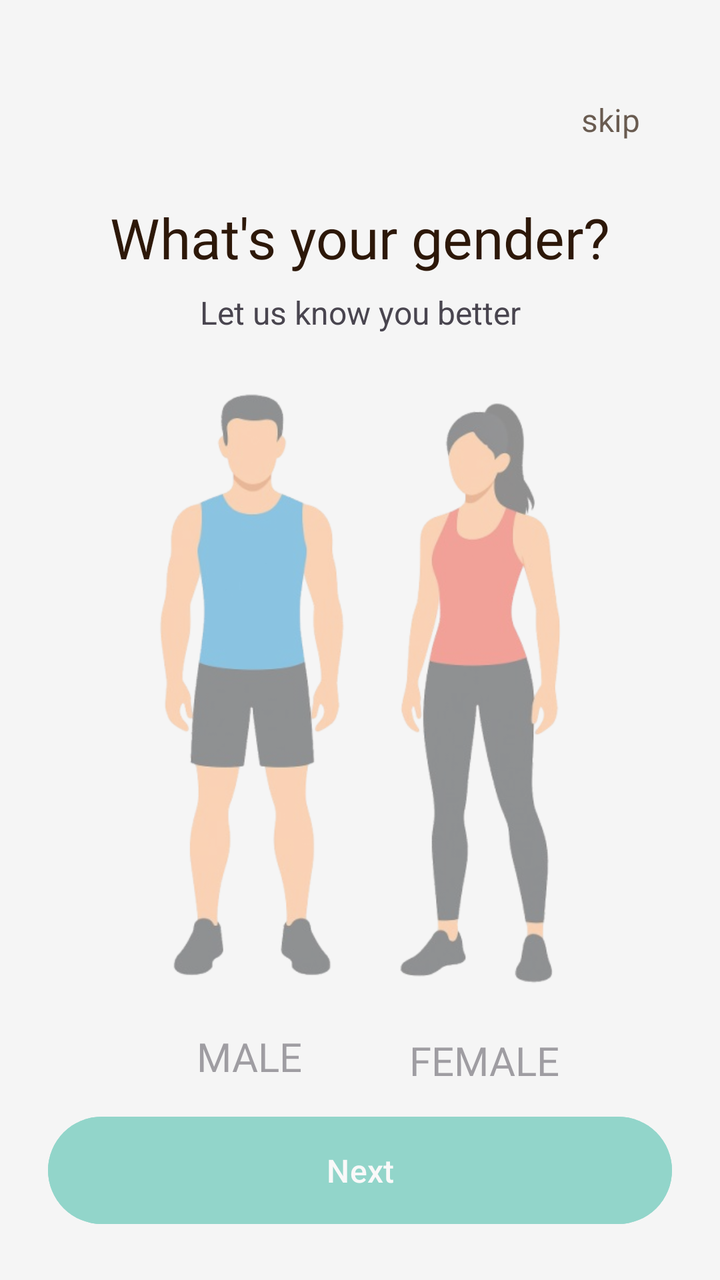
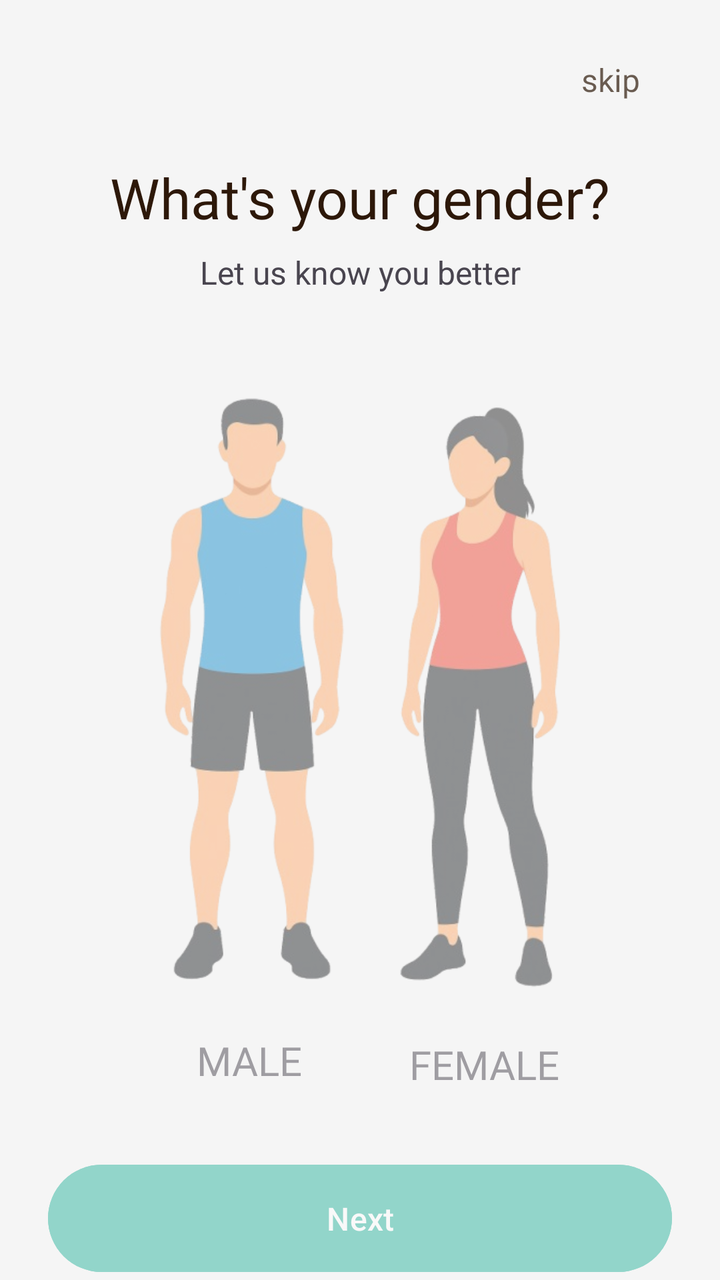

Screens rendered from an Android XML layout before and after an edit, with the pre-edit source and the edit as a unified diff.
<!-- AndroidManifest.xml: application theme Theme.Nutriority -->
<!-- res/layout/fragment_first_screen.xml -->
<?xml version="1.0" encoding="utf-8"?>
<androidx.constraintlayout.widget.ConstraintLayout xmlns:android="http://schemas.android.com/apk/res/android"
    xmlns:app="http://schemas.android.com/apk/res-auto"
    xmlns:tools="http://schemas.android.com/tools"
    android:id="@+id/main_layout"
    android:layout_width="match_parent"
    android:layout_height="match_parent"
    android:background="@android:color/transparent"
    android:paddingTop="20dp"
    android:paddingBottom="24dp"
    tools:context=".onboarding.screens.FirstScreen">

    <TextView
        android:id="@+id/skipButton"
        android:layout_width="wrap_content"
        android:layout_height="32dp"
        android:layout_marginTop="24dp"
        android:layout_marginEnd="32dp"
        android:layout_marginBottom="24dp"
        android:alpha="0.7"
        android:clickable="true"
        android:focusable="true"
        android:gravity="center"
        android:paddingHorizontal="8dp"
        android:text="skip"
        android:textColor="@color/dark_gray"
        android:textSize="16sp"
        app:layout_constraintBottom_toTopOf="@+id/title_select_gender"
        app:layout_constraintEnd_toEndOf="parent"
        app:layout_constraintTop_toTopOf="parent"
        app:layout_constraintVertical_bias="1.0"
        tools:ignore="TouchTargetSizeCheck" />

    <TextView
        android:id="@+id/title_select_gender"
        android:layout_width="0dp"
        android:layout_height="wrap_content"
        android:layout_marginHorizontal="24dp"
        android:layout_marginTop="80dp"
        android:fontFamily="@font/barlow_bold"
        android:gravity="center_horizontal"
        android:text="@string/select_gender"
        android:textColor="@color/dark_gray"
        android:textSize="28sp"
        app:layout_constraintEnd_toEndOf="parent"
        app:layout_constraintStart_toStartOf="parent"
        app:layout_constraintTop_toTopOf="parent" />

    <TextView
        android:id="@+id/subtitle_select_gender"
        android:layout_width="0dp"
        android:layout_height="wrap_content"
        android:layout_marginTop="8dp"
        android:gravity="center_horizontal"
        android:text="Let us know you better"
        android:textSize="16sp"
        app:layout_constraintEnd_toEndOf="@id/title_select_gender"
        app:layout_constraintStart_toStartOf="@id/title_select_gender"
        app:layout_constraintTop_toBottomOf="@id/title_select_gender" />

    <androidx.constraintlayout.widget.ConstraintLayout
        android:id="@+id/male_group"
        android:layout_width="100dp"
        android:layout_height="wrap_content"
        android:alpha="0.5"
        android:background="@android:color/transparent"
        android:clickable="true"
        android:contentDescription="@string/male"
        android:focusable="true"
        app:layout_constraintBottom_toTopOf="@+id/next_button"
        app:layout_constraintEnd_toStartOf="@+id/female_group"
        app:layout_constraintHorizontal_chainStyle="packed"
        app:layout_constraintStart_toStartOf="parent"
        app:layout_constraintTop_toBottomOf="@+id/subtitle_select_gender">

        <ImageView
            android:id="@+id/male_gender_image"
            android:layout_width="match_parent"
            android:layout_height="wrap_content"
            android:adjustViewBounds="true"
            android:contentDescription="@null"
            android:scaleType="fitCenter"
            android:src="@drawable/gender_male"
            app:layout_constraintEnd_toEndOf="parent"
            app:layout_constraintStart_toStartOf="parent"
            app:layout_constraintTop_toTopOf="parent" />

        <TextView
            android:id="@+id/male_text"
            android:layout_width="wrap_content"
            android:layout_height="wrap_content"
            android:layout_marginTop="8dp"
            android:fontFamily="@font/barlow_bold"
            android:text="@string/male"
            android:textSize="20sp"
            app:layout_constraintEnd_toEndOf="parent"
            app:layout_constraintStart_toStartOf="parent"
            app:layout_constraintTop_toBottomOf="@+id/male_gender_image" />

    </androidx.constraintlayout.widget.ConstraintLayout>

    <androidx.constraintlayout.widget.ConstraintLayout
        android:id="@+id/female_group"
        android:layout_width="87dp"
        android:layout_height="wrap_content"
        android:layout_marginStart="24dp"
        android:alpha="0.5"
        android:background="@android:color/transparent"
        android:clickable="true"
        android:contentDescription="@string/female"
        android:focusable="true"
        app:layout_constraintBottom_toBottomOf="@+id/male_group"
        app:layout_constraintEnd_toEndOf="parent"
        app:layout_constraintStart_toEndOf="@+id/male_group"
        app:layout_constraintTop_toTopOf="@+id/male_group">

        <ImageView
            android:id="@+id/female_gender_image"
            android:layout_width="match_parent"
            android:layout_height="wrap_content"
            android:adjustViewBounds="true"
            android:contentDescription="@null"
            android:scaleType="fitCenter"
            android:src="@drawable/gender_female"
            app:layout_constraintEnd_toEndOf="parent"
            app:layout_constraintStart_toStartOf="parent"
            app:layout_constraintTop_toTopOf="parent" />

        <TextView
            android:id="@+id/female_text"
            android:layout_width="wrap_content"
            android:layout_height="wrap_content"
            android:layout_marginTop="8dp"
            android:fontFamily="@font/barlow_bold"
            android:text="@string/female"
            android:textSize="20sp"
            app:layout_constraintEnd_toEndOf="parent"
            app:layout_constraintStart_toStartOf="parent"
            app:layout_constraintTop_toBottomOf="@id/female_gender_image" />

    </androidx.constraintlayout.widget.ConstraintLayout>

    <Button
        android:id="@+id/next_button"
        style="@style/Widget.Material3.Button"
        android:layout_width="0dp"
        android:layout_height="wrap_content"
        android:layout_marginHorizontal="24dp"
        android:alpha="0.4"
        android:backgroundTint="#00A78B"
        android:paddingVertical="16dp"
        android:text="@string/action_next"
        android:textSize="16sp"
        app:layout_constraintBottom_toBottomOf="parent"
        app:layout_constraintEnd_toEndOf="parent"
        app:layout_constraintStart_toStartOf="parent" />

</androidx.constraintlayout.widget.ConstraintLayout>
<!-- resources referenced by this layout -->
<resources>
  <color name="dark_gray">#2d1809</color>
  <!-- drawable gender_female: png bitmap (drawable, 61468 bytes) -->
  <!-- drawable gender_male: png bitmap (drawable, 64839 bytes) -->
  <string name="action_next">Next</string>
  <string name="female">FEMALE</string>
  <string name="male">MALE</string>
  <string name="select_gender">What\'s your gender?</string>
  <style name="Theme.Nutriority" parent="Base.Theme.Nutriority" />
  <style name="Base.Theme.Nutriority" parent="Theme.Material3.Light.NoActionBar">
          <item name="android:windowBackground">#F5F5F5</item>
          <item name="android:windowDrawsSystemBarBackgrounds">true</item>
          <item name="android:statusBarColor">@android:color/transparent</item>
          <item name="android:windowLightStatusBar">true</item>
          <item name="android:navigationBarColor">@android:color/transparent</item>
          <item name="android:windowLightNavigationBar">true</item>
          <item name="android:enforceNavigationBarContrast">false</item>
          <item name="android:windowDrawsSystemBarBackgrounds">true</item>
      </style>
</resources>

<!-- the commit's change to res/layout/fragment_first_screen.xml (unified diff, before → after) -->
@@ -6,8 +6,6 @@
     android:layout_width="match_parent"
     android:layout_height="match_parent"
     android:background="@android:color/transparent"
-    android:paddingTop="20dp"
-    android:paddingBottom="24dp"
     tools:context=".onboarding.screens.FirstScreen">
 
     <TextView
